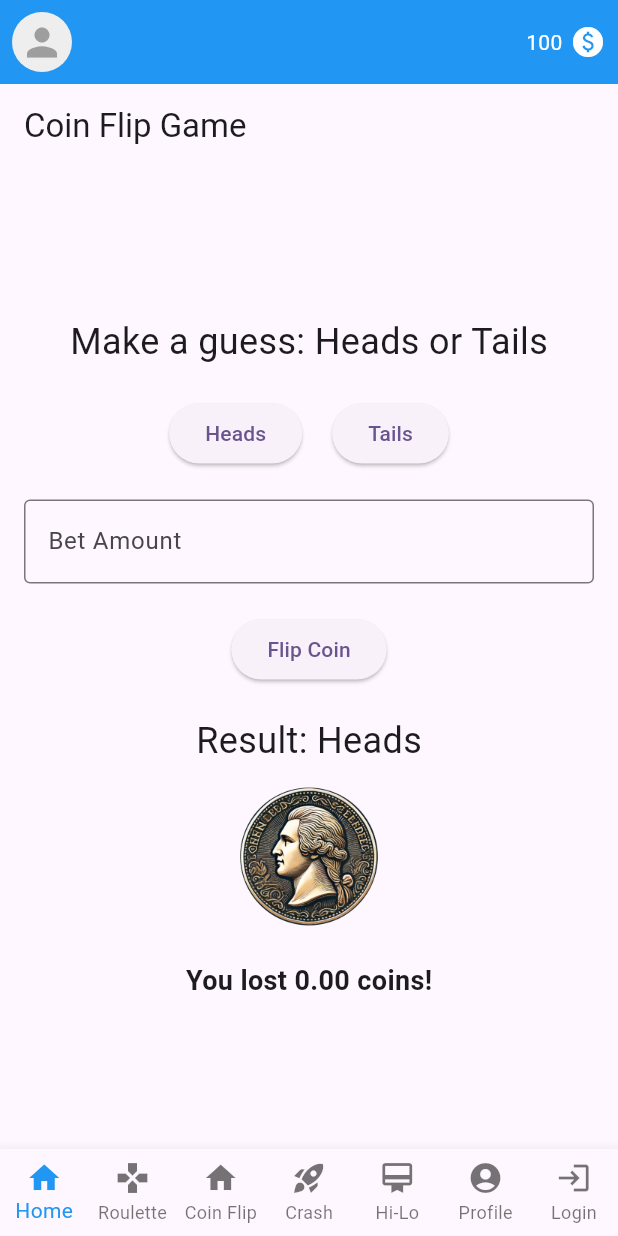
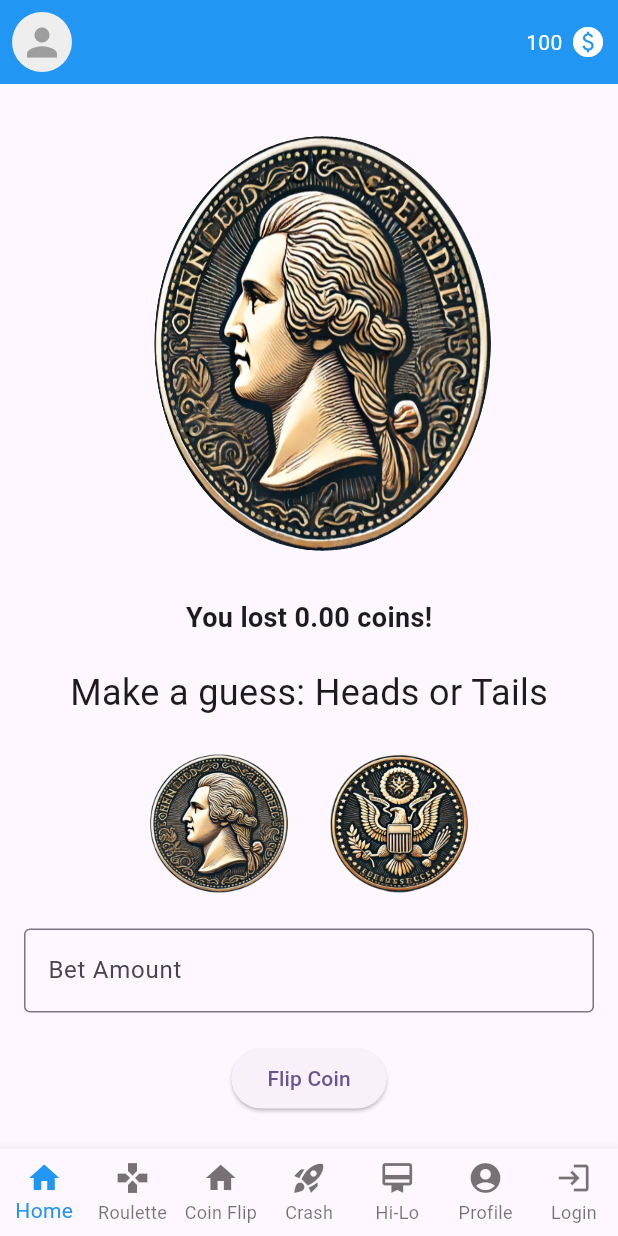
Before and after one commit to xedom/hsma_cpd_project, a Flutter app: the GameCoinFlipPage screen opened by its route, after a tap on "Flip Coin", on a phone screen of 412 x 824 dp. Run offline on Flutter 3.47's test engine with Material 3 defaults, Android fonts, the light colour scheme and no system bars; our stand-ins replace fl_chart, go_router; network calls fail.

Commit message:
new coinflip layout

```diff
--- a/lib/screens/game_coinflip.dart
+++ b/lib/screens/game_coinflip.dart
@@ -1,5 +1,4 @@
 import 'dart:math';
-
 import 'package:flutter/material.dart';
 
 class GameCoinFlipPage extends StatefulWidget {
@@ -9,12 +8,37 @@ class GameCoinFlipPage extends StatefulWidget {
   _GameCoinFlipPageState createState() => _GameCoinFlipPageState();
 }
 
-class _GameCoinFlipPageState extends State<GameCoinFlipPage> {
+class _GameCoinFlipPageState extends State<GameCoinFlipPage>
+    with SingleTickerProviderStateMixin {
   final TextEditingController _betController = TextEditingController();
   String _userGuess = '';
   String _coinResult = '';
   String _message = '';
   bool _isHeads = true;
+  AnimationController? _animationController;
+  Animation<double>? _animation;
+  bool _showFront = true;
+  int _rotationCount = Random().nextInt(3) + 1;
+
+  @override
+  void initState() {
+    super.initState();
+    _animationController = AnimationController(
+      duration: const Duration(seconds: 2),
+      vsync: this,
+    );
+    _animation = Tween<double>(begin: 0, end: 1).animate(_animationController!)
+      ..addListener(() {
+        setState(() {});
+      });
+  }
+
+  @override
+  void dispose() {
+    _betController.dispose();
+    _animationController?.dispose();
+    super.dispose();
+  }
 
   void _flipCoin() {
     setState(() {
@@ -28,26 +52,67 @@ class _GameCoinFlipPageState extends State<GameCoinFlipPage> {
       } else {
         _message = 'You lost ${bet.toStringAsFixed(2)} coins!';
       }
+
+      _rotationCount = 1 + Random().nextInt(3);
+      _animationController?.duration =
+          Duration(seconds: 1 + Random().nextInt(3));
+
+      _animationController?.forward(from: 0).then((_) {
+        setState(() {
+          _showFront = !_showFront;
+        });
+      });
     });
   }
 
-  @override
-  void dispose() {
-    _betController.dispose();
-    super.dispose();
+  Widget _buildCoinImage() {
+    return AnimatedBuilder(
+      animation: _animation!,
+      builder: (context, child) {
+        final angle = _animation!.value * 2 * pi * _rotationCount;
+        final transform = Matrix4.identity()
+          ..setEntry(3, 2, 0.001)
+          ..rotateY(angle);
+        final showBack = (angle % (2 * pi)) > pi;
+
+        return Transform(
+          transform: transform,
+          alignment: Alignment.center,
+          child: Image.asset(
+            showBack
+                ? (_isHeads ? 'assets/tails.png' : 'assets/heads.png')
+                : (_isHeads ? 'assets/heads.png' : 'assets/tails.png'),
+            height: 300,
+            width: 300,
+          ),
+        );
+      },
+    );
   }
 
   @override
   Widget build(BuildContext context) {
     return Scaffold(
-      appBar: AppBar(
-        title: const Text('Coin Flip Game'),
-      ),
       body: Padding(
         padding: const EdgeInsets.all(16.0),
         child: Column(
           mainAxisAlignment: MainAxisAlignment.center,
           children: [
+            // if (_coinResult.isNotEmpty)
+            Column(
+              children: [
+                _buildCoinImage(),
+                const SizedBox(height: 20),
+                Text(
+                  _message,
+                  style: const TextStyle(
+                    fontSize: 18,
+                    fontWeight: FontWeight.bold,
+                  ),
+                ),
+              ],
+            ),
+            const SizedBox(height: 20),
             const Text(
               'Make a guess: Heads or Tails',
               style: TextStyle(fontSize: 24),
@@ -56,35 +121,45 @@ class _GameCoinFlipPageState extends State<GameCoinFlipPage> {
             Row(
               mainAxisAlignment: MainAxisAlignment.center,
               children: [
-                ElevatedButton(
-                  onPressed: () {
+                GestureDetector(
+                  onTap: () {
                     setState(() {
                       _userGuess = 'Heads';
                     });
                   },
-                  child: const Text('Heads'),
-                  // style: ElevatedButton.styleFrom(
-                  //   primary: _userGuess == 'Heads' ? Colors.blue : Colors.grey,
-                  // ),
+                  child: Image.asset(
+                    'assets/heads.png',
+                    height: 100,
+                    width: 100,
+                    color: _userGuess == 'Heads'
+                        ? Colors.blue.withOpacity(0.5)
+                        : null,
+                    colorBlendMode: BlendMode.color,
+                  ),
                 ),
                 const SizedBox(width: 20),
-                ElevatedButton(
-                  onPressed: () {
+                GestureDetector(
+                  onTap: () {
                     setState(() {
                       _userGuess = 'Tails';
                     });
                   },
-                  child: const Text('Tails'),
-                  // style: ElevatedButton.styleFrom(
-                  //   primary: _userGuess == 'Tails' ? Colors.blue : Colors.grey,
-                  // ),
+                  child: Image.asset(
+                    'assets/tails.png',
+                    height: 100,
+                    width: 100,
+                    color: _userGuess == 'Tails'
+                        ? Colors.blue.withOpacity(0.5)
+                        : null,
+                    colorBlendMode: BlendMode.color,
+                  ),
                 ),
               ],
             ),
             const SizedBox(height: 20),
             TextField(
               controller: _betController,
-              decoration: InputDecoration(
+              decoration: const InputDecoration(
                 labelText: 'Bet Amount',
                 border: OutlineInputBorder(),
               ),
@@ -94,28 +169,8 @@ class _GameCoinFlipPageState extends State<GameCoinFlipPage> {
             const SizedBox(height: 20),
             ElevatedButton(
               onPressed: _flipCoin,
-              child: Text('Flip Coin'),
+              child: const Text('Flip Coin'),
             ),
-            const SizedBox(height: 20),
-            if (_coinResult.isNotEmpty)
-              Column(
-                children: [
-                  Text(
-                    'Result: $_coinResult',
-                    style: TextStyle(fontSize: 24),
-                  ),
-                  SizedBox(height: 10),
-                  Image.asset(
-                    _isHeads ? 'assets/heads.png' : 'assets/tails.png',
-                    height: 100,
-                    width: 100,
-                  ),
-                  SizedBox(height: 20),
-                  Text(_message,
-                      style: const TextStyle(
-                          fontSize: 18, fontWeight: FontWeight.bold)),
-                ],
-              ),
           ],
         ),
       ),
```
